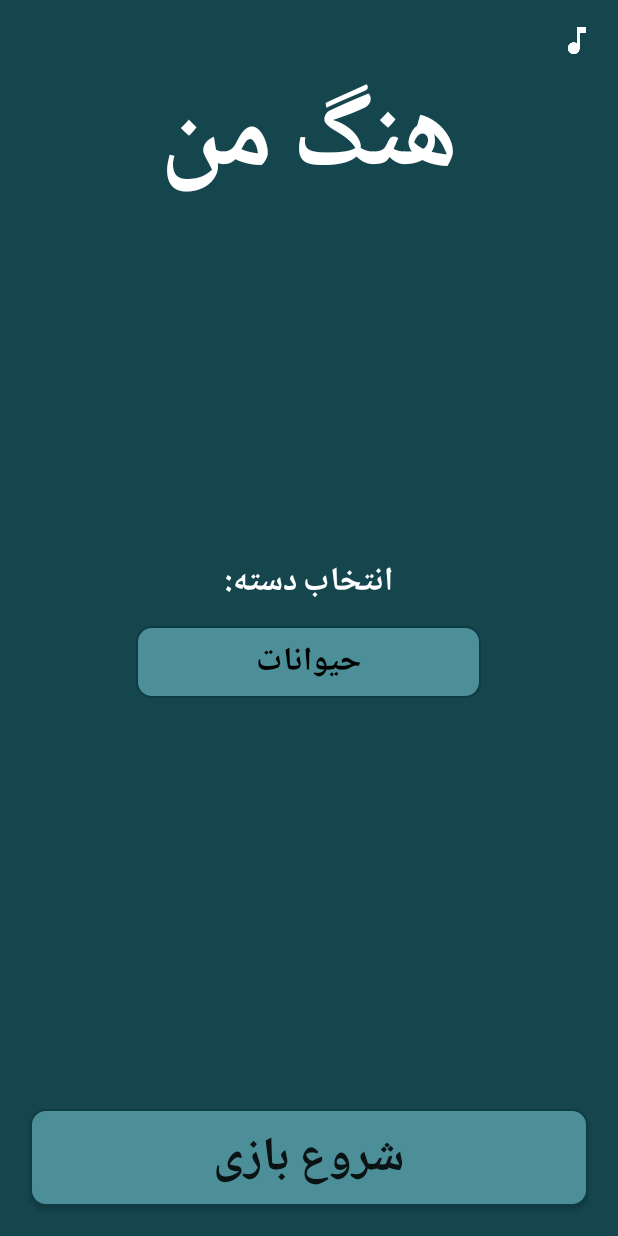
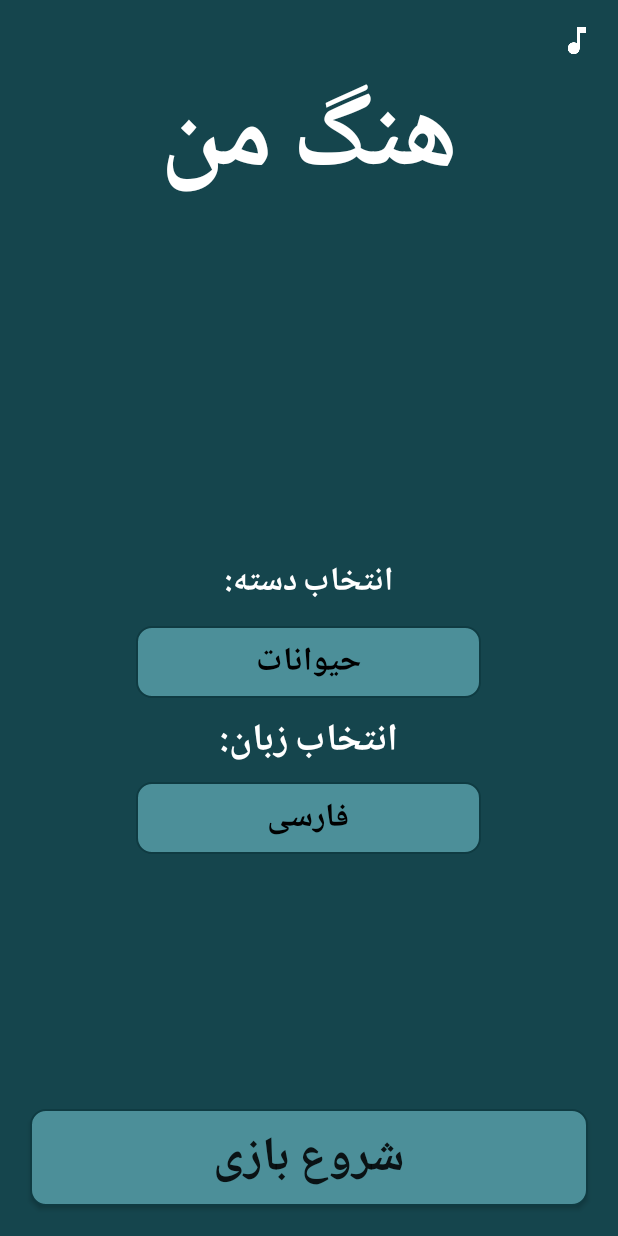
Before and after one commit to Soharash/sloth, an Android app: the screen it shows after launch (StartActivity), on a phone screen of 412 x 824 dp. Run offline under Robolectric (Android 15) with nearby library versions, the phone set to English and light mode, and no system bars.

Commit message:
Add English Language Support

```diff
--- a/app/src/main/java/com/soha/hangman/Helper/PersianNumber.java
+++ b/app/src/main/java/com/soha/hangman/Helper/PersianNumber.java
@@ -1,9 +1,22 @@
 package com.soha.hangman.Helper;
 
+import android.content.Context;
+import android.content.SharedPreferences;
+
+import com.soha.hangman.StartActivity;
+
 public class PersianNumber {
+    String language;
+    public PersianNumber(Context context)
+    {
+        SharedPreferences prefs = context.getSharedPreferences("StartActivity" , Context.MODE_PRIVATE);
+        language = prefs.getString("language" , StartActivity.language[1]);
+    }
     private static String[] persianNumbers = new String[]{"۰", "۱", "۲", "۳", "۴", "۵", "۶", "۷", "۸", "۹"};
 
     public  String toPersianNumber(String text) {
+        if(language.equals(StartActivity.language[0]))
+            return text;
         if (text == null || text.isEmpty())
             return "";
         String out = "";
--- a/app/src/main/java/com/soha/hangman/Helper/Utils.java
+++ b/app/src/main/java/com/soha/hangman/Helper/Utils.java
@@ -1,6 +1,12 @@
 package com.soha.hangman.Helper;
 
+import android.app.Activity;
 import android.content.Context;
+import android.content.res.Configuration;
+import android.os.Build;
+import android.view.View;
+
+import java.util.Locale;
 
 public class Utils {
 
@@ -18,4 +24,24 @@ public class Utils {
 
         }
     }
+    public static void forceRtlIfSupported(Context context) {
+        if (Build.VERSION.SDK_INT >= Build.VERSION_CODES.JELLY_BEAN_MR1) {
+            ((Activity) context).getWindow().getDecorView().setLayoutDirection(View.LAYOUT_DIRECTION_RTL);
+        }
+    }
+
+    public static void forceLtrIfSupported(Context context) {
+        if (Build.VERSION.SDK_INT >= Build.VERSION_CODES.JELLY_BEAN_MR1) {
+            ((Activity) context).getWindow().getDecorView().setLayoutDirection(View.LAYOUT_DIRECTION_LTR);
+        }
+    }
+    public static void changeLocale(Context context, String language) {
+
+        Locale locale = new Locale(language);
+        Locale.setDefault(locale);
+        Configuration config = new Configuration();
+        config.locale = locale;
+        context.getResources().updateConfiguration(config,
+                context.getResources().getDisplayMetrics());
+    }
 }
--- a/app/src/main/res/layout/activity_start.xml
+++ b/app/src/main/res/layout/activity_start.xml
@@ -77,7 +77,7 @@
         android:layout_below="@id/category_layout"
         android:layout_centerHorizontal="true"
         android:gravity="center_horizontal"
-        android:visibility="gone"
+        android:visibility="visible"
         android:orientation="vertical">
 
         <com.soha.hangman.CustomViews.CustomTextView
@@ -98,8 +98,10 @@
             android:layout_width="fill_parent"
             android:layout_height="wrap_content"
             android:layout_weight="1.0"
-            android:background="@drawable/keyboard_on"
-            android:textSize="25.0sp" />
+            android:background="@drawable/button_round"
+            android:text="Button"
+            android:textColor="@android:color/black"
+            android:textSize="22.0sp" />
 
     </LinearLayout>
     <com.soha.hangman.CustomViews.CustomButton
--- a/app/src/main/res/values/strings.xml
+++ b/app/src/main/res/values/strings.xml
@@ -46,4 +46,5 @@
 
     <string name="exit_message">مطمئنی میخوای از این صفحه خارج بشی؟</string>
     <string name="no">نه!</string>
+    <string name="language">زبان</string>
 </resources>
```
Also changed, not shown: app/src/main/java/com/soha/hangman/FinishActivity.java (+13 -3 lines), app/src/main/java/com/soha/hangman/GameActivity.java (+21 -4 lines), app/src/main/java/com/soha/hangman/StartActivity.java (+73 -22 lines), app/src/main/res/layout/activity_game.xml (+23 -21 lines), app/src/main/res/layout/keyboard.xml (+27 -0 lines), 1 other file.
